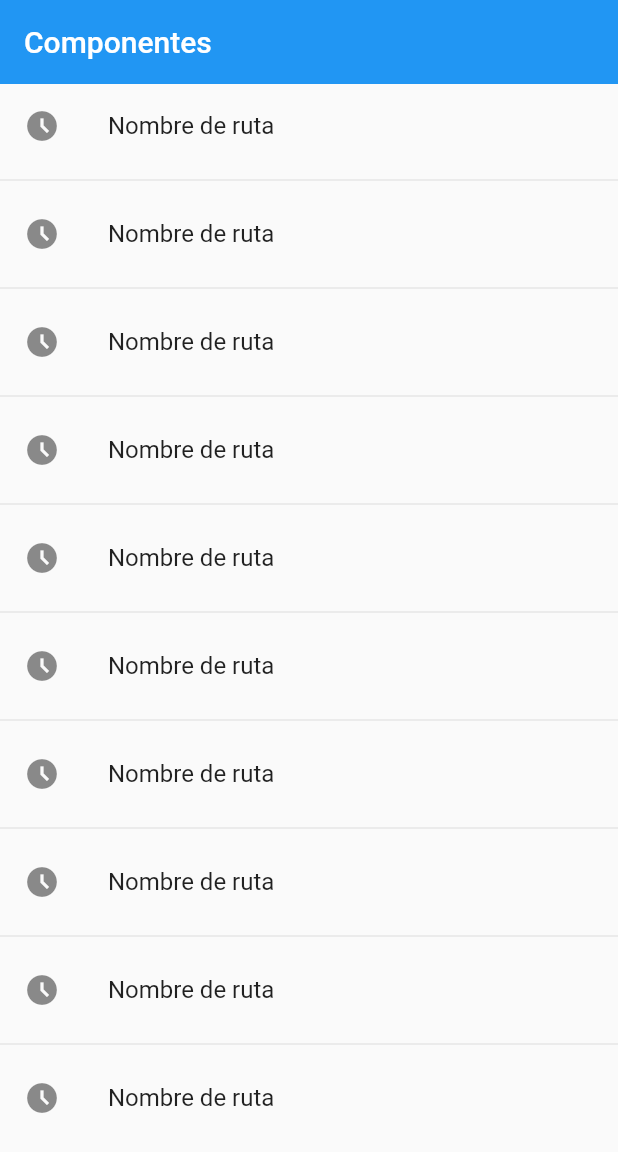
After one commit to lpedrozoqd/comps_app, a Flutter app: the screen it shows after launch, on a phone screen of 412 x 824 dp. The commit adds this screen. Shown: the top 1152 px of the screen. Run offline on Flutter 3.47's test engine with Material 2 defaults, Android fonts, the phone set to English and light mode, and no system bars.

Commit message:
Uso de  otras opciones de rutas

```diff
--- a/lib/main.dart
+++ b/lib/main.dart
@@ -1,5 +1,4 @@
-import 'package:comps_app/router/_09_app_routes.dart';
-import 'package:comps_app/ui/_0_ui_base.dart';
+import 'package:comps_app/router/_10_app_routes.dart';
 import 'package:flutter/material.dart';
 
 void main() {
@@ -13,22 +12,9 @@ class MyApp extends StatelessWidget {
   Widget build(BuildContext context) {
     return MaterialApp(
         debugShowCheckedModeBanner: false,
-        title: 'Componentes',
-        //En lugar de este...
-        //home: CardUI08(),
-        //Se adicionará la UI desde el 'routes'
-        //initialRoute: 'home08',
-
-        //initialRoute será gestionado así:
+        title: 'Componentes v10',
         initialRoute: AppRoutes.initialRoute,
         routes: AppRoutes.routes,
-
-        //Sirve para gestionar rutas que se crean 'dinámicamente'
-        //y que no corresponden a las seteadas arriba
-        //onGenerateRoute: (settings) => AppRoutes.onGenerateRoute(settings)
-
-        //La anterior instrucción es igual a esta cuando se requiere de un
-        //sólo atributo: (se omiten los argumentos)
         onGenerateRoute: AppRoutes.onGenerateRoute);
   }
 }
--- /dev/null
+++ b/lib/main_old/main_09.dart
@@ -0,0 +1,34 @@
+import 'package:comps_app/router/_09_app_routes.dart';
+import 'package:comps_app/ui/_0_ui_base.dart';
+import 'package:flutter/material.dart';
+
+void main_09() {
+  runApp(const MyApp());
+}
+
+class MyApp extends StatelessWidget {
+  const MyApp({Key? key}) : super(key: key);
+
+  @override
+  Widget build(BuildContext context) {
+    return MaterialApp(
+        debugShowCheckedModeBanner: false,
+        title: 'Componentes',
+        //En lugar de este...
+        //home: CardUI08(),
+        //Se adicionará la UI desde el 'routes'
+        //initialRoute: 'home08',
+
+        //initialRoute será gestionado así:
+        initialRoute: AppRoutes.initialRoute,
+        routes: AppRoutes.routes,
+
+        //Sirve para gestionar rutas que se crean 'dinámicamente'
+        //y que no corresponden a las seteadas arriba
+        //onGenerateRoute: (settings) => AppRoutes.onGenerateRoute(settings)
+
+        //La anterior instrucción es igual a esta cuando se requiere de un
+        //sólo atributo: (se omiten los argumentos)
+        onGenerateRoute: AppRoutes.onGenerateRoute);
+  }
+}
--- /dev/null
+++ b/lib/models/_10_menu_option.dart
@@ -0,0 +1,14 @@
+import 'package:flutter/material.dart' show IconData, Widget;
+
+class MenuOption {
+  final String route;
+  final IconData icon;
+  final String name;
+  final Widget ui;
+
+  MenuOption(
+      {required this.route,
+      required this.icon,
+      required this.name,
+      required this.ui});
+}
--- /dev/null
+++ b/lib/models/_10_models.dart
@@ -0,0 +1 @@
+export 'package:comps_app/models/_10_menu_option.dart';
--- /dev/null
+++ b/lib/router/_10_app_routes.dart
@@ -0,0 +1,33 @@
+import 'package:comps_app/models/_10_models.dart';
+import 'package:flutter/material.dart';
+import 'package:comps_app/ui/_0_ui_base_v2.dart';
+
+class AppRoutes {
+  static const initialRoute = 'home10';
+  static final menuOptions = <MenuOption>[
+    //TODO: borrar home
+    MenuOption(
+        route: 'home10',
+        icon: Icons.home_max_outlined,
+        name: 'Home10',
+        ui: const HomeUI10()),
+    MenuOption(
+        route: 'card10',
+        icon: Icons.home_max_outlined,
+        name: 'Card10',
+        ui: const CardUI10())
+  ];
+
+  static Map<String, Widget Function(BuildContext)> routes = {
+    'home10': (BuildContext context) => const HomeUI10(),
+    'listview10': (BuildContext context) => const ListViewUI10(),
+    'alert10': (BuildContext context) => const AlertUI10(),
+    'card10': (BuildContext context) => const CardUI10()
+  };
+
+  static Route<dynamic> onGenerateRoute(RouteSettings settings) {
+    return MaterialPageRoute(
+      builder: (context) => const AlertUI10(),
+    );
+  }
+}
--- /dev/null
+++ b/lib/ui/_0_ui_base_v2.dart
@@ -0,0 +1,5 @@
+//Este archivo es una técnica para ahí pegar todas las importaciones
+export 'package:comps_app/ui/_10_list_view_ui.dart';
+export 'package:comps_app/ui/_10_alert_ui.dart';
+export 'package:comps_app/ui/_10_card_ui.dart';
+export 'package:comps_app/ui/_10_home_ui.dart';
--- /dev/null
+++ b/lib/ui/_10_home_ui.dart
@@ -0,0 +1,21 @@
+import 'package:flutter/material.dart';
+
+class HomeUI10 extends StatelessWidget {
+  const HomeUI10({Key? key}) : super(key: key);
+
+  @override
+  Widget build(BuildContext context) {
+    return Scaffold(
+        appBar: AppBar(title: const Text("Componentes"), elevation: 0),
+        body: ListView.separated(
+            itemBuilder: (context, index) => ListTile(
+                  leading: const Icon(Icons.access_time_filled_outlined),
+                  title: const Text("Nombre de ruta"),
+                  onTap: () {
+                    Navigator.pushNamed(context, "card10");
+                  },
+                ),
+            separatorBuilder: (context, index) => const Divider(),
+            itemCount: 10));
+  }
+}
```
Also changed, not shown: lib/ui/_10_alert_ui.dart (added, +14 -0 lines), lib/ui/_10_card_ui.dart (added, +14 -0 lines), lib/ui/_10_list_view_ui.dart (added, +36 -0 lines).
